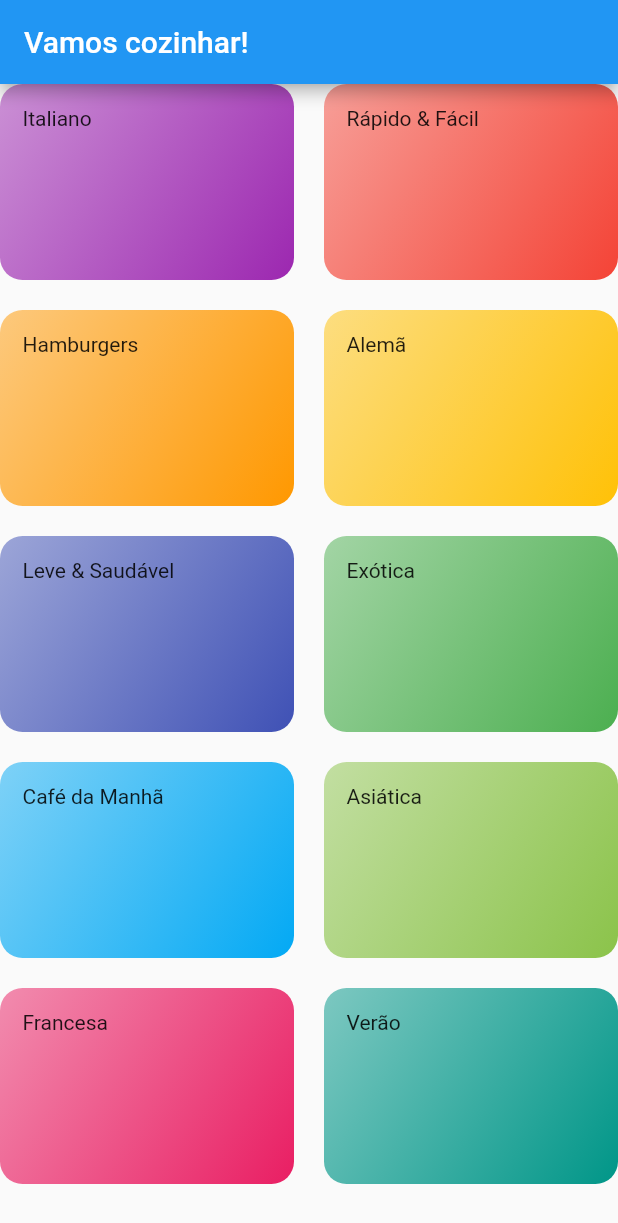
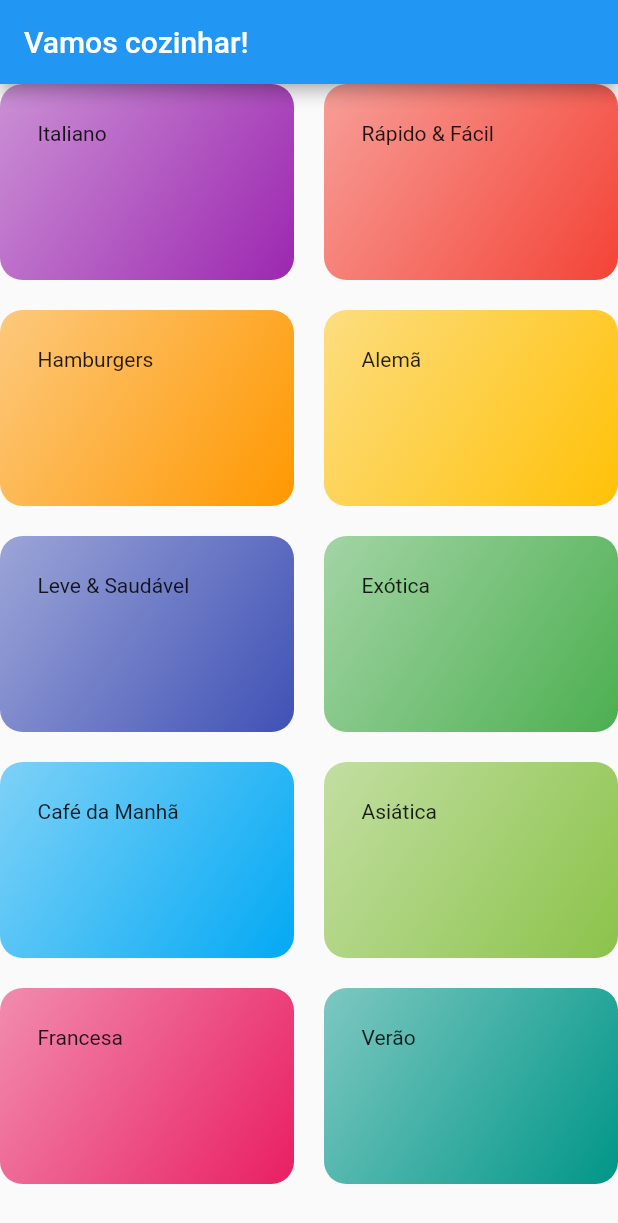
Before and after one commit to 2Wesley2/MealsApp, a Flutter app: the screen it shows after launch, on a phone screen of 412 x 824 dp. Shown: the top 1223 px of the screen. Run offline on Flutter 3.47's test engine with Material 2 defaults, Android fonts, the phone set to English and light mode, and no system bars.

Commit message:
Adicionado fontes ao projeto

```diff
--- a/lib/components/category_item.dart
+++ b/lib/components/category_item.dart
@@ -9,8 +9,7 @@ class CategoryItem extends StatelessWidget {
   @override
   Widget build(BuildContext context) {
     return Container(
-      padding: EdgeInsets.all(15),
-      child: Text(category.title),
+      padding: const EdgeInsets.all(25),
       decoration: BoxDecoration(
         borderRadius: BorderRadius.circular(15),
         gradient: LinearGradient(
@@ -22,6 +21,7 @@ class CategoryItem extends StatelessWidget {
           end: Alignment.bottomRight,
         ),
       ),
+      child: Text(category.title),
     );
   }
 }
```
Also changed, not shown: pubspec.yaml (+18 -6 lines), assets/fonts/Raleway-Black.ttf (added), assets/fonts/Raleway-Bold.ttf (added), assets/fonts/Raleway-Regular.ttf (added), assets/fonts/RobotoCondensed-Bold.ttf (added), assets/fonts/RobotoCondensed-Italic.ttf (added), assets/fonts/RobotoCondensed-Light.ttf (added), assets/fonts/RobotoCondensed-Regular.ttf (added).
